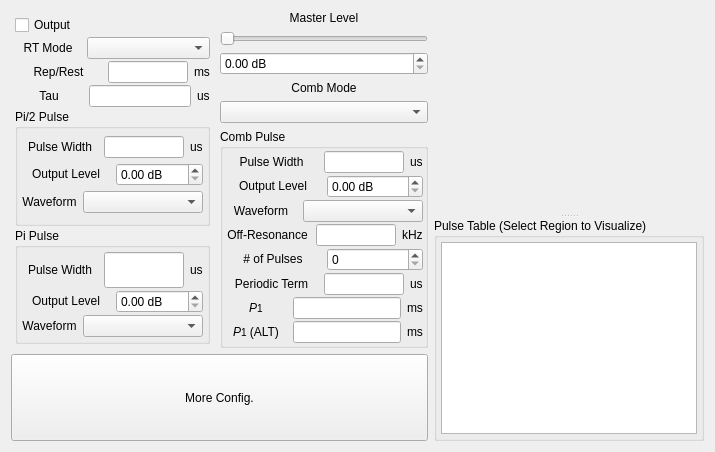
northriv/KAME, file modules/nmr/pulsercore/pulserdriverform.ui: the form before one commit.
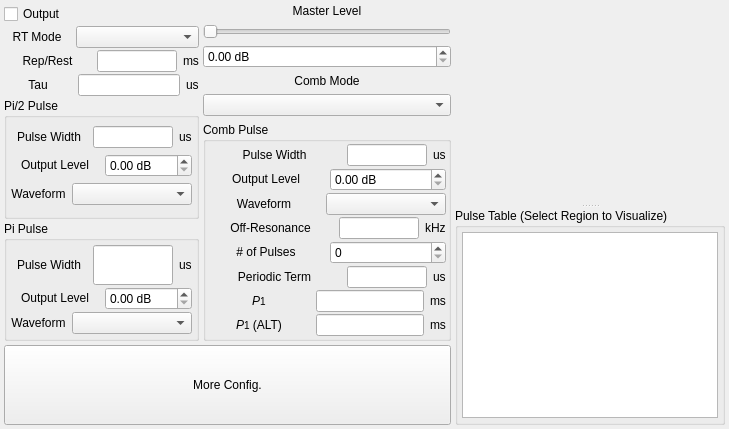
The form after the commit. Custom widgets are drawn as their Qt base class.

What changed in the file:
```diff
--- a/modules/nmr/pulsercore/pulserdriverform.ui
+++ b/modules/nmr/pulsercore/pulserdriverform.ui
@@ -6,8 +6,8 @@
    <rect>
     <x>0</x>
     <y>0</y>
-    <width>715</width>
-    <height>452</height>
+    <width>729</width>
+    <height>429</height>
    </rect>
   </property>
   <property name="windowTitle">
@@ -15,17 +15,47 @@
   </property>
   <widget class="QWidget" name="widget">
    <layout class="QHBoxLayout" name="horizontalLayout_2">
+    <property name="spacing">
+     <number>4</number>
+    </property>
+    <property name="leftMargin">
+     <number>4</number>
+    </property>
+    <property name="topMargin">
+     <number>4</number>
+    </property>
+    <property name="rightMargin">
+     <number>4</number>
+    </property>
+    <property name="bottomMargin">
+     <number>4</number>
+    </property>
     <item>
      <layout class="QVBoxLayout" name="verticalLayout_2">
+      <property name="spacing">
+       <number>4</number>
+      </property>
       <item>
        <layout class="QHBoxLayout" name="horizontalLayout">
+        <property name="spacing">
+         <number>4</number>
+        </property>
         <item>
          <layout class="QVBoxLayout">
           <property name="spacing">
            <number>2</number>
           </property>
-          <property name="margin">
-           <number>4</number>
+          <property name="leftMargin">
+           <number>0</number>
+          </property>
+          <property name="topMargin">
+           <number>0</number>
+          </property>
+          <property name="rightMargin">
+           <number>0</number>
+          </property>
+          <property name="bottomMargin">
+           <number>0</number>
           </property>
           <item>
            <widget class="QCheckBox" name="m_ckbOutput">
@@ -531,12 +561,12 @@
            </widget>
           </item>
           <item>
-          <widget class="QSlider" name="m_slMasterLevel">
-           <property name="orientation">
-            <enum>Qt::Horizontal</enum>
-           </property>
-          </widget>
-         </item>
+           <widget class="QSlider" name="m_slMasterLevel">
+            <property name="orientation">
+             <enum>Qt::Horizontal</enum>
+            </property>
+           </widget>
+          </item>
           <item>
            <widget class="QDoubleSpinBox" name="m_dblMasterLevel">
             <property name="sizePolicy">
```
Left out of the diff: 68 changed lines with no effect on the pictures.
